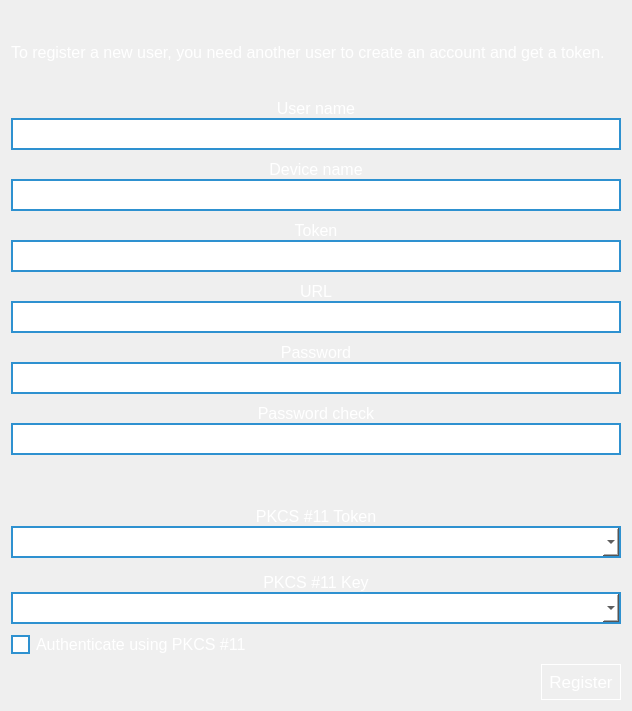
Old version of the form parsec/core/gui/forms/claim_user_widget.ui in the repository Scille/parsec-cloud.
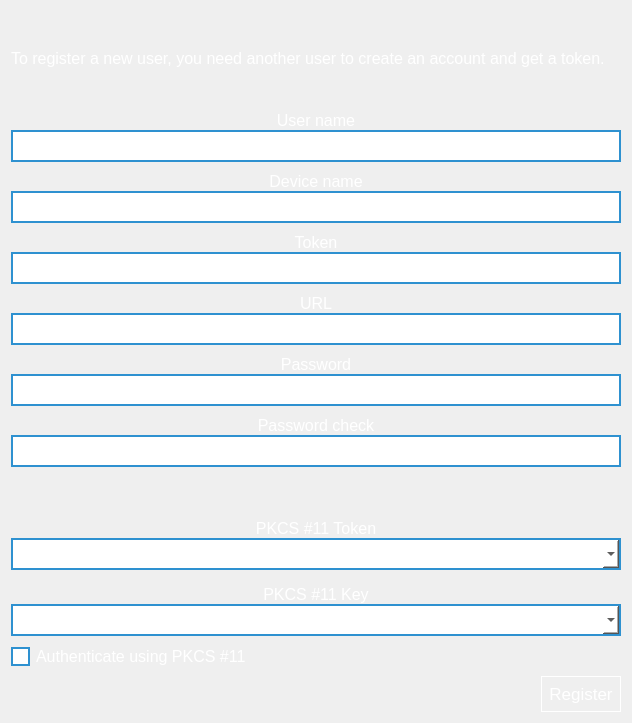
New version of the form. Icons and pictures are not drawn.

Commit message: [GUI] Added indicators that a button has been pressed

What changed in the file:
```diff
--- a/parsec/core/gui/forms/claim_user_widget.ui
+++ b/parsec/core/gui/forms/claim_user_widget.ui
@@ -7,7 +7,7 @@
     <x>0</x>
     <y>0</y>
     <width>632</width>
-    <height>711</height>
+    <height>723</height>
    </rect>
   </property>
   <property name="sizePolicy">
@@ -84,6 +84,11 @@
 padding: 7px;
 }
 
+QPushButton:pressed
+{
+background-color: rgb(32, 85, 176);
+}
+
 QLabel
 {
 color: rgb(255, 255, 255);
```
The commit also changes 3 other files.
